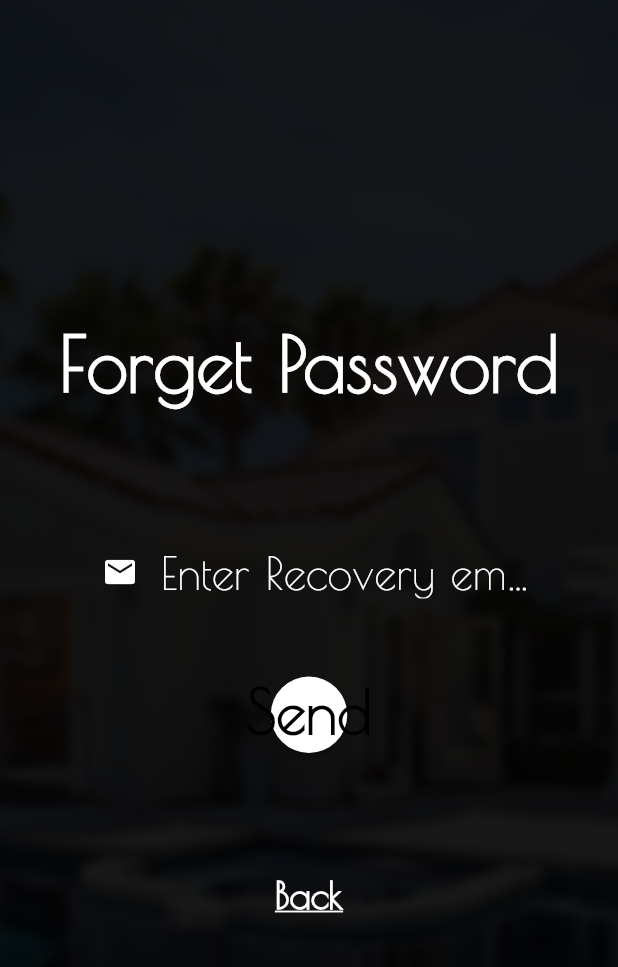
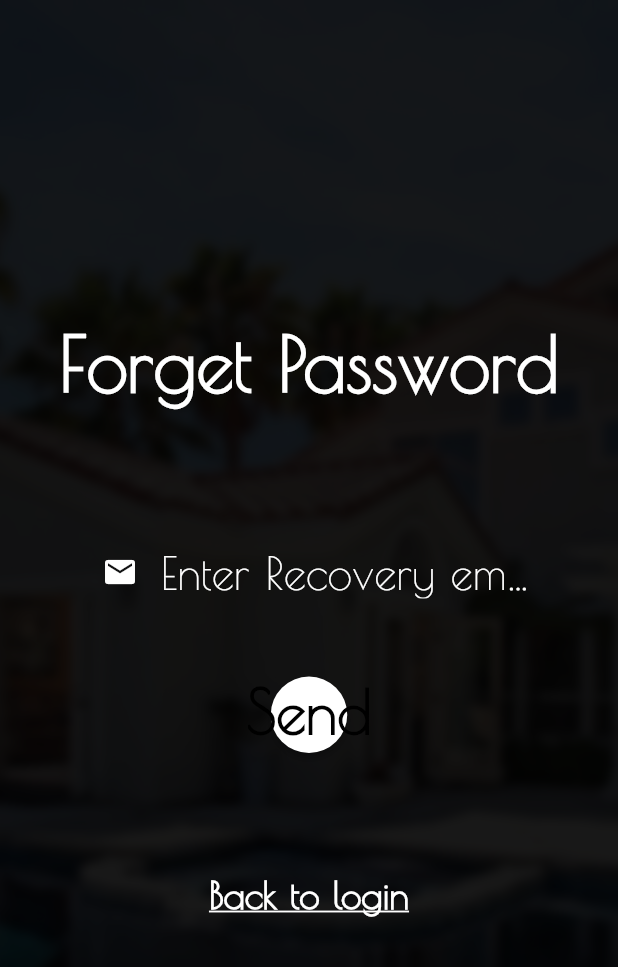
Before and after one commit to kenilpatel/smart_home, a Flutter app: the forget_page screen opened directly, on a phone screen of 412 x 824 dp. Shown: the top 967 px of the screen. Run offline on Flutter 3.47's test engine with Material 2 defaults, Android fonts, the light colour scheme and no system bars; our stand-ins replace fluttertoast.

Commit message:
login+forget

```diff
--- a/lib/main.dart
+++ b/lib/main.dart
@@ -200,7 +200,7 @@ class forget_page_state extends State<forget_page>
                 new Padding(padding:EdgeInsets.all(40)),
                 new SizedBox(
                     child:InkWell(
-                      child: Text("Back",style:TextStyle(color:Colors.white,fontSize:25,fontFamily: 'po',fontWeight: FontWeight.bold,decoration: TextDecoration.underline),),
+                      child: Text("Back to login",style:TextStyle(color:Colors.white,fontSize:25,fontFamily: 'po',fontWeight: FontWeight.bold,decoration: TextDecoration.underline),),
                       onTap:back_login,
                     )
 
```
